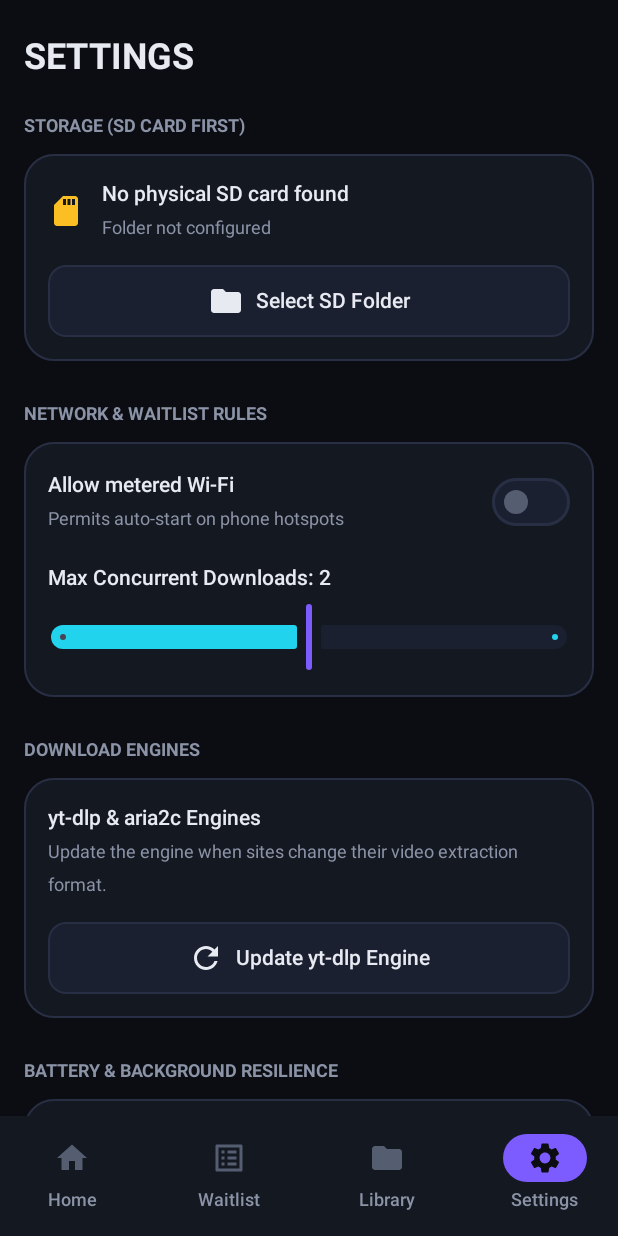
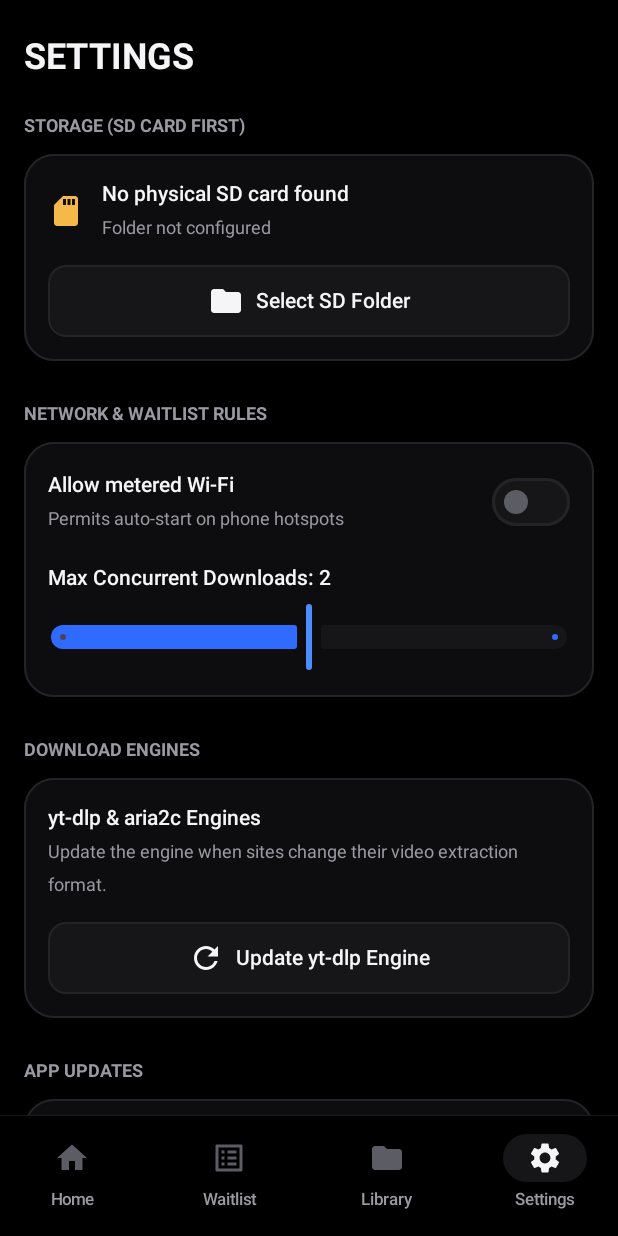
Before and after one commit to LONERXONE-ops/siphon, an Android app built with Jetpack Compose: the SettingsScreen screen opened through its navigation route, on a phone screen of 412 x 824 dp. Run offline under Robolectric (Android 15) with nearby library versions, the phone set to English and light mode, and no system bars; our stand-ins replace Dagger/Hilt's generated code; libraries missing offline, so code that uses them is left out: com.yausername.youtubedl_android; pictures from the network do not load.

Commit message:
batch: black theme, new icon, premium nav, in-app updater with GitHub releases

```diff
--- a/app/build.gradle.kts
+++ b/app/build.gradle.kts
@@ -14,8 +14,8 @@ android {
         applicationId = "com.lonerxone.siphon"
         minSdk = 29
         targetSdk = 34
-        versionCode = 2
-        versionName = "0.2.0"
+        versionCode = (project.findProperty("buildNumber") as String?)?.toIntOrNull() ?: 1
+        versionName = "0.3." + ((project.findProperty("buildNumber") as String?) ?: "0")
 
         ndk {
             abiFilters += listOf("arm64-v8a", "armeabi-v7a")
--- a/app/src/main/java/com/lonerxone/siphon/ui/navigation/SiphonNavHost.kt
+++ b/app/src/main/java/com/lonerxone/siphon/ui/navigation/SiphonNavHost.kt
@@ -1,6 +1,11 @@
 package com.lonerxone.siphon.ui.navigation
 
+import androidx.compose.animation.core.tween
+import androidx.compose.animation.fadeIn
+import androidx.compose.animation.fadeOut
+import androidx.compose.foundation.layout.Column
 import androidx.compose.foundation.layout.padding
+import androidx.compose.material3.HorizontalDivider
 import androidx.compose.material3.Icon
 import androidx.compose.material3.NavigationBar
 import androidx.compose.material3.NavigationBarItem
@@ -10,6 +15,9 @@ import androidx.compose.material3.Text
 import androidx.compose.runtime.Composable
 import androidx.compose.runtime.getValue
 import androidx.compose.ui.Modifier
+import androidx.compose.ui.text.font.FontWeight
+import androidx.compose.ui.unit.dp
+import androidx.compose.ui.unit.sp
 import androidx.navigation.NavGraph.Companion.findStartDestination
 import androidx.navigation.compose.NavHost
 import androidx.navigation.compose.composable
@@ -19,9 +27,8 @@ import com.lonerxone.siphon.ui.home.HomeScreen
 import com.lonerxone.siphon.ui.library.LibraryScreen
 import com.lonerxone.siphon.ui.settings.SettingsScreen
 import com.lonerxone.siphon.ui.theme.DarkBackground
+import com.lonerxone.siphon.ui.theme.DarkBorder
 import com.lonerxone.siphon.ui.theme.DarkElevated
-import com.lonerxone.siphon.ui.theme.DarkSurface
-import com.lonerxone.siphon.ui.theme.PrimaryGradientStart
 import com.lonerxone.siphon.ui.theme.TextMuted
 import com.lonerxone.siphon.ui.theme.TextPrimary
 import com.lonerxone.siphon.ui.waitlist.WaitlistScreen
@@ -42,9 +49,12 @@ fun SiphonNavHost(sharedUrl: String? = null) {
     Scaffold(
         containerColor = DarkBackground,
         bottomBar = {
+            Column {
+                HorizontalDivider(thickness = 0.5.dp, color = DarkBorder)
                 NavigationBar(
-                containerColor = DarkSurface,
-                contentColor = TextPrimary
+                    containerColor = DarkBackground,
+                    contentColor = TextPrimary,
+                    tonalElevation = 0.dp
                 ) {
                     screens.forEach { screen ->
                         val isSelected = currentRoute == screen.route
@@ -60,11 +70,17 @@ fun SiphonNavHost(sharedUrl: String? = null) {
                                 }
                             },
                             icon = { Icon(screen.icon, contentDescription = screen.title) },
-                        label = { Text(screen.title) },
+                            label = {
+                                Text(
+                                    text = screen.title,
+                                    fontSize = 11.sp,
+                                    fontWeight = if (isSelected) FontWeight.SemiBold else FontWeight.Medium
+                                )
+                            },
                             colors = NavigationBarItemDefaults.colors(
-                            selectedIconColor = DarkBackground,
-                            selectedTextColor = PrimaryGradientStart,
-                            indicatorColor = PrimaryGradientStart,
+                                selectedIconColor = TextPrimary,
+                                selectedTextColor = TextPrimary,
+                                indicatorColor = DarkElevated,
                                 unselectedIconColor = TextMuted,
                                 unselectedTextColor = TextMuted
                             )
@@ -72,11 +88,14 @@ fun SiphonNavHost(sharedUrl: String? = null) {
                     }
                 }
             }
+        }
     ) { innerPadding ->
         NavHost(
             navController = navController,
             startDestination = Screen.Home.route,
-            modifier = Modifier.padding(innerPadding)
+            modifier = Modifier.padding(innerPadding),
+            enterTransition = { fadeIn(animationSpec = tween(220)) },
+            exitTransition = { fadeOut(animationSpec = tween(120)) }
         ) {
             composable(Screen.Home.route) {
                 HomeScreen(sharedUrl = sharedUrl)
--- a/app/src/main/java/com/lonerxone/siphon/ui/settings/SettingsScreen.kt
+++ b/app/src/main/java/com/lonerxone/siphon/ui/settings/SettingsScreen.kt
@@ -267,6 +267,10 @@ fun SettingsScreen(
 
                 Spacer(modifier = Modifier.height(24.dp))
 
+                UpdateSection()
+
+                Spacer(modifier = Modifier.height(24.dp))
+
                 // Samsung Galaxy A06 Battery Guide
                 Text(
                     text = "BATTERY & BACKGROUND RESILIENCE",
@@ -323,7 +327,7 @@ fun SettingsScreen(
 
                 SiphonCard(modifier = Modifier.fillMaxWidth()) {
                     Text(
-                        text = "SIPHON v2.0.0",
+                        text = "SIPHON v${com.lonerxone.siphon.BuildConfig.VERSION_NAME}",
                         fontWeight = FontWeight.Bold,
                         fontSize = 15.sp,
                         color = TextPrimary
--- /dev/null
+++ b/app/src/main/java/com/lonerxone/siphon/ui/settings/UpdateSection.kt
@@ -0,0 +1,193 @@
+package com.lonerxone.siphon.ui.settings
+
+import androidx.compose.foundation.layout.Column
+import androidx.compose.foundation.layout.Row
+import androidx.compose.foundation.layout.Spacer
+import androidx.compose.foundation.layout.fillMaxWidth
+import androidx.compose.foundation.layout.height
+import androidx.compose.foundation.layout.size
+import androidx.compose.foundation.layout.width
+import androidx.compose.material.icons.Icons
+import androidx.compose.material.icons.filled.Refresh
+import androidx.compose.material.icons.filled.SystemUpdate
+import androidx.compose.material3.CircularProgressIndicator
+import androidx.compose.material3.Icon
+import androidx.compose.material3.LinearProgressIndicator
+import androidx.compose.material3.Text
+import androidx.compose.runtime.Composable
+import androidx.compose.runtime.collectAsState
+import androidx.compose.runtime.getValue
+import androidx.compose.runtime.mutableStateOf
+import androidx.compose.runtime.remember
+import androidx.compose.runtime.setValue
+import androidx.compose.ui.Alignment
+import androidx.compose.ui.Modifier
+import androidx.compose.ui.text.font.FontWeight
+import androidx.compose.ui.unit.dp
+import androidx.compose.ui.unit.sp
+import androidx.hilt.navigation.compose.hiltViewModel
+import com.lonerxone.siphon.BuildConfig
+import com.lonerxone.siphon.ui.components.SiphonCard
+import com.lonerxone.siphon.ui.components.SiphonPrimaryButton
+import com.lonerxone.siphon.ui.components.SiphonSecondaryButton
+import com.lonerxone.siphon.ui.theme.AccentError
+import com.lonerxone.siphon.ui.theme.AccentSuccess
+import com.lonerxone.siphon.ui.theme.AccentWarning
+import com.lonerxone.siphon.ui.theme.DarkElevated
+import com.lonerxone.siphon.ui.theme.PrimaryGradientStart
+import com.lonerxone.siphon.ui.theme.TextPrimary
+import com.lonerxone.siphon.ui.theme.TextSecondary
+
+@Composable
+fun UpdateSection(viewModel: UpdateViewModel = hiltViewModel()) {
+    val state by viewModel.state.collectAsState()
+    var confirmedMobile by remember { mutableStateOf(false) }
+
+    Text(
+        text = "APP UPDATES",
+        fontSize = 12.sp,
+        fontWeight = FontWeight.Bold,
+        color = TextSecondary
+    )
+    Spacer(modifier = Modifier.height(8.dp))
+
+    SiphonCard(modifier = Modifier.fillMaxWidth()) {
+        Row(verticalAlignment = Alignment.CenterVertically) {
+            Icon(
+                Icons.Default.SystemUpdate,
+                contentDescription = null,
+                tint = PrimaryGradientStart,
+                modifier = Modifier.size(22.dp)
+            )
+            Spacer(modifier = Modifier.width(10.dp))
+            Column {
+                Text(
+                    text = "SIPHON v${BuildConfig.VERSION_NAME}",
+                    fontWeight = FontWeight.SemiBold,
+                    fontSize = 14.sp,
+                    color = TextPrimary
+                )
+                Text(
+                    text = "Build ${BuildConfig.VERSION_CODE}",
+                    fontSize = 12.sp,
+                    color = TextSecondary
+                )
+            }
+        }
+
+        Spacer(modifier = Modifier.height(14.dp))
+
+        when (val s = state) {
+            UpdateUiState.Idle, UpdateUiState.Checking -> {
+                Row(verticalAlignment = Alignment.CenterVertically) {
+                    CircularProgressIndicator(
+                        modifier = Modifier.size(18.dp),
+                        strokeWidth = 2.dp,
+                        color = PrimaryGradientStart
+                    )
+                    Spacer(modifier = Modifier.width(10.dp))
+                    Text("Checking for updates...", fontSize = 13.sp, color = TextSecondary)
+                }
+            }
+
+            is UpdateUiState.UpToDate -> {
+                Text("You're on the latest version.", fontSize = 13.sp, color = AccentSuccess)
+                Spacer(modifier = Modifier.height(12.dp))
+                SiphonSecondaryButton(
+                    text = "Check again",
+                    onClick = { viewModel.checkForUpdate() },
+                    modifier = Modifier.fillMaxWidth(),
+                    icon = { Icon(Icons.Default.Refresh, contentDescription = null, tint = TextPrimary) }
+                )
+            }
+
+            is UpdateUiState.Available -> {
+                val mb = s.sizeBytes / (1024.0 * 1024.0)
+                Text(
+                    text = "Update available: build ${s.buildNumber}",
+                    fontSize = 14.sp,
+                    fontWeight = FontWeight.Medium,
+                    color = TextPrimary
+                )
+                Text(
+                    text = String.format("%.1f MB download", mb),
+                    fontSize = 12.sp,
+                    color = TextSecondary
+                )
+                if (s.metered) {
+                    Spacer(modifier = Modifier.height(4.dp))
+                    Text(
+                        text = "You're on a metered connection. Wi-Fi is recommended.",
+                        fontSize = 12.sp,
+                        color = AccentWarning
+                    )
+                }
+                Spacer(modifier = Modifier.height(12.dp))
+                SiphonPrimaryButton(
+                    text = when {
+                        s.metered && !confirmedMobile -> "Download (uses mobile data)"
+                        s.metered && confirmedMobile -> "Tap again to confirm"
+                        else -> "Download update"
+                    },
+                    onClick = {
+                        if (s.metered && !confirmedMobile) {
+                            confirmedMobile = true
+                        } else {
+                            viewModel.downloadUpdate()
+                        }
+                    },
+                    modifier = Modifier.fillMaxWidth()
+                )
+            }
+
+            is UpdateUiState.Downloading -> {
+                Text(
+                    text = "Downloading update... ${s.percent}%",
+                    fontSize = 13.sp,
+                    color = TextPrimary
+                )
+                Spacer(modifier = Modifier.height(10.dp))
+                LinearProgressIndicator(
+                    progress = { s.percent / 100f },
+                    modifier = Modifier.fillMaxWidth(),
+                    color = PrimaryGradientStart,
+                    trackColor = DarkElevated
+                )
+            }
+
+            is UpdateUiState.ReadyToInstall -> {
+                Text("Update downloaded and ready.", fontSize = 13.sp, color = AccentSuccess)
+                Spacer(modifier = Modifier.height(12.dp))
+                SiphonPrimaryButton(
+                    text = "Install update",
+                    onClick = { viewModel.installUpdate(s.path) },
+                    modifier = Modifier.fillMaxWidth()
+                )
+            }
+
+            is UpdateUiState.NeedsPermission -> {
+                Text(
+                    text = "Allow SIPHON to install apps on the screen that opened, then come back and tap Install.",
+                    fontSize = 12.sp,
+                    color = AccentWarning
+                )
+                Spacer(modifier = Modifier.height(12.dp))
+                SiphonPrimaryButton(
+                    text = "Install update",
+                    onClick = { viewModel.installUpdate(s.path) },
+                    modifier = Modifier.fillMaxWidth()
+                )
+            }
+
+            is UpdateUiState.Error -> {
+                Text(text = s.message, fontSize = 12.sp, color = AccentError)
+                Spacer(modifier = Modifier.height(12.dp))
+                SiphonSecondaryButton(
+                    text = "Try again",
+                    onClick = { viewModel.checkForUpdate() },
+                    modifier = Modifier.fillMaxWidth()
+                )
+            }
+        }
+    }
+}
--- a/app/src/main/java/com/lonerxone/siphon/ui/theme/Color.kt
+++ b/app/src/main/java/com/lonerxone/siphon/ui/theme/Color.kt
@@ -3,21 +3,21 @@ package com.lonerxone.siphon.ui.theme
 import androidx.compose.ui.graphics.Brush
 import androidx.compose.ui.graphics.Color
 
-val DarkBackground = Color(0xFF0B0D12)
-val DarkSurface = Color(0xFF141821)
-val DarkElevated = Color(0xFF1B2030)
-val DarkBorder = Color(0xFF282F44)
+val DarkBackground = Color(0xFF000000)
+val DarkSurface = Color(0xFF0D0D0F)
+val DarkElevated = Color(0xFF161619)
+val DarkBorder = Color(0xFF242428)
 
-val PrimaryGradientStart = Color(0xFF7C5CFF)
-val PrimaryGradientEnd = Color(0xFF22D3EE)
+val PrimaryGradientStart = Color(0xFF4C8DFF)
+val PrimaryGradientEnd = Color(0xFF2F6BFF)
 
-val AccentSuccess = Color(0xFF34D399)
-val AccentWarning = Color(0xFFFBBF24)
-val AccentError = Color(0xFFF87171)
+val AccentSuccess = Color(0xFF3DD68C)
+val AccentWarning = Color(0xFFF5B94A)
+val AccentError = Color(0xFFF2706B)
 
-val TextPrimary = Color(0xFFE8EAF2)
-val TextSecondary = Color(0xFF8B93A7)
-val TextMuted = Color(0xFF555D71)
+val TextPrimary = Color(0xFFF5F5F7)
+val TextSecondary = Color(0xFF9A9AA3)
+val TextMuted = Color(0xFF5C5C64)
 
 // Gradient brushes for buttons, progress bars, and highlights
 val SiphonPrimaryGradient = Brush.horizontalGradient(
@@ -25,5 +25,5 @@ val SiphonPrimaryGradient = Brush.horizontalGradient(
 )
 
 val SiphonCardBorderGradient = Brush.linearGradient(
-    colors = listOf(DarkBorder, Color(0xFF374151))
+    colors = listOf(DarkBorder, Color(0xFF34343A))
 )
--- a/app/src/main/res/mipmap-anydpi-v26/ic_launcher.xml
+++ b/app/src/main/res/mipmap-anydpi-v26/ic_launcher.xml
@@ -2,4 +2,5 @@
 <adaptive-icon xmlns:android="http://schemas.android.com/apk/res/android">
     <background android:drawable="@drawable/ic_launcher_background" />
     <foreground android:drawable="@drawable/ic_launcher_foreground" />
+    <monochrome android:drawable="@drawable/ic_launcher_foreground" />
 </adaptive-icon>
--- a/app/src/main/res/mipmap-anydpi-v26/ic_launcher_round.xml
+++ b/app/src/main/res/mipmap-anydpi-v26/ic_launcher_round.xml
@@ -2,4 +2,5 @@
 <adaptive-icon xmlns:android="http://schemas.android.com/apk/res/android">
     <background android:drawable="@drawable/ic_launcher_background" />
     <foreground android:drawable="@drawable/ic_launcher_foreground" />
+    <monochrome android:drawable="@drawable/ic_launcher_foreground" />
 </adaptive-icon>
--- /dev/null
+++ b/app/src/main/res/xml/file_paths.xml
@@ -0,0 +1,4 @@
+<?xml version="1.0" encoding="utf-8"?>
+<paths>
+    <cache-path name="update" path="update/" />
+</paths>
```
Also changed, not shown: app/src/main/AndroidManifest.xml (+11 -0 lines), app/src/main/java/com/lonerxone/siphon/ui/settings/UpdateViewModel.kt (added, +205 -0 lines), app/src/main/java/com/lonerxone/siphon/ui/theme/Theme.kt (+14 -6 lines), app/src/main/res/drawable/ic_launcher_background.xml (+9 -3 lines), app/src/main/res/drawable/ic_launcher_foreground.xml (+16 -5 lines), 1 other file. Lines whose indentation alone changed are shown as unchanged.
